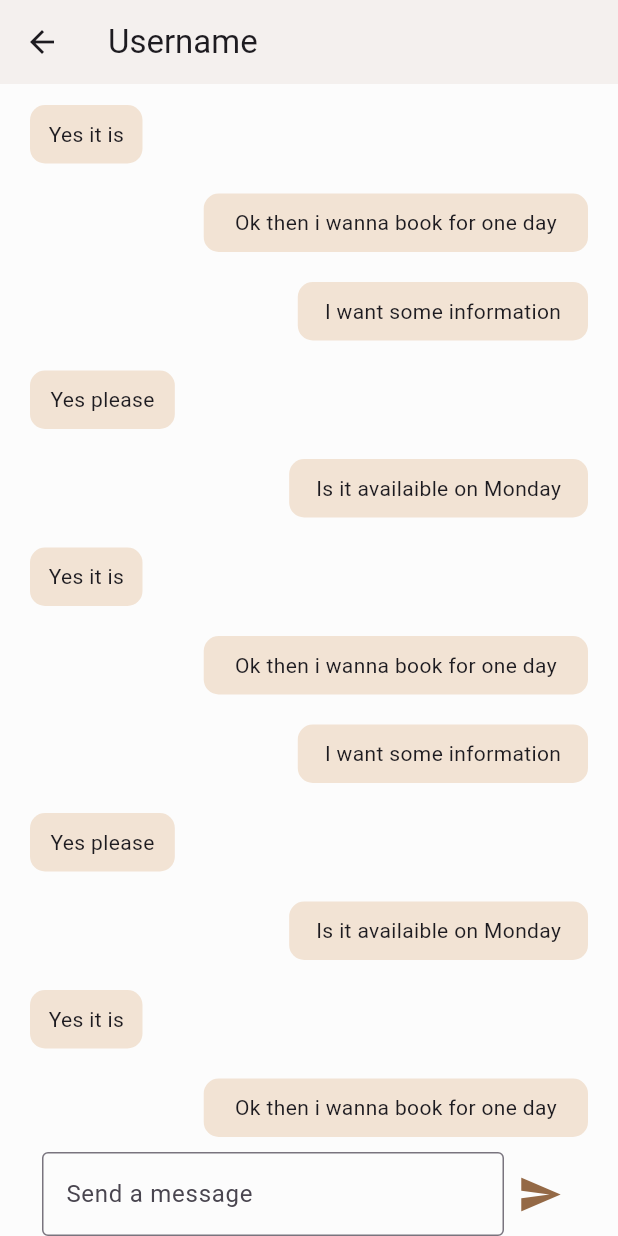
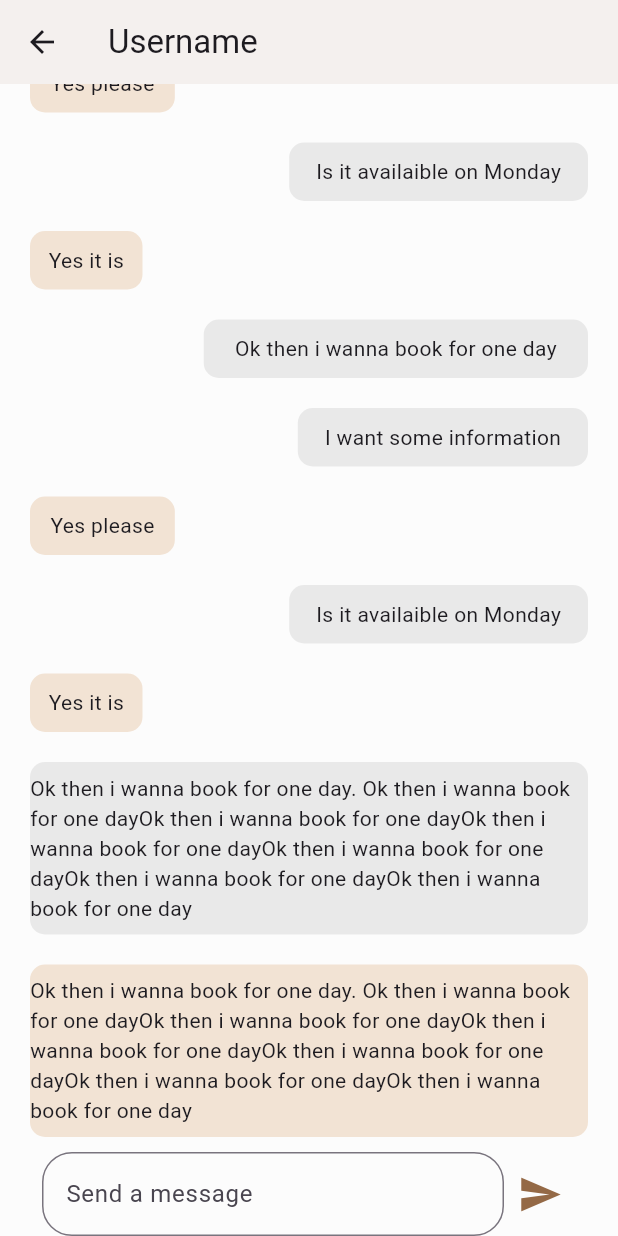
Before and after one commit to atiqabdullah07/banquet, a Flutter app: the ChatsScreen screen opened directly, on a phone screen of 412 x 824 dp. Run offline on Flutter 3.47's test engine with Material 3 defaults, Android fonts, the phone set to English and light mode, and no system bars; our stand-ins replace accordion, another_carousel_pro, cloud_firestore, firebase_auth, firebase_core, firebase_storage and 5 more; accounts and stored records are empty; network calls fail.

Commit message:
Worked on Chats Module

```diff
--- a/lib/Views/Screens/Chats/chat_screen.dart
+++ b/lib/Views/Screens/Chats/chat_screen.dart
@@ -6,7 +6,14 @@ class ChatsScreen extends StatelessWidget {
   ChatsScreen({super.key});
   final TextEditingController messageController = TextEditingController();
   var messages = [
-    Messages(message: 'Ok then i wanna book for one day', isSenderMe: false),
+    Messages(
+        message:
+            'Ok then i wanna book for one day. Ok then i wanna book for one dayOk then i wanna book for one dayOk then i wanna book for one dayOk then i wanna book for one dayOk then i wanna book for one dayOk then i wanna book for one day',
+        isSenderMe: true),
+    Messages(
+        message:
+            'Ok then i wanna book for one day. Ok then i wanna book for one dayOk then i wanna book for one dayOk then i wanna book for one dayOk then i wanna book for one dayOk then i wanna book for one dayOk then i wanna book for one day',
+        isSenderMe: false),
     Messages(message: 'Yes it is', isSenderMe: true),
     Messages(message: 'Is it availaible on Monday', isSenderMe: false),
     Messages(message: 'Yes please', isSenderMe: true),
@@ -36,8 +43,9 @@ class ChatsScreen extends StatelessWidget {
           Flexible(
             child: TextField(
               controller: messageController,
-              decoration: const InputDecoration(
-                border: OutlineInputBorder(),
+              decoration: InputDecoration(
+                border:
+                    OutlineInputBorder(borderRadius: BorderRadius.circular(20)),
                 hintText: 'Send a message',
               ),
             ),
@@ -78,7 +86,9 @@ class ChatsScreen extends StatelessWidget {
                             ? Alignment.centerLeft
                             : Alignment.centerRight,
                         child: MessageBubble(
-                            text: messages[index].message.toString()),
+                          text: messages[index].message.toString(),
+                          isSenderMe: messages[index].isSenderMe,
+                        ),
                       ),
                     );
                   },
--- a/lib/Views/Screens/Chats/chats_widgets.dart
+++ b/lib/Views/Screens/Chats/chats_widgets.dart
@@ -4,8 +4,10 @@ import 'package:flutter/material.dart';
 
 class MessageBubble extends StatelessWidget {
   final String text;
+  final bool isSenderMe;
 
-  const MessageBubble({super.key, required this.text});
+  const MessageBubble(
+      {super.key, required this.text, required this.isSenderMe});
 
   @override
   Widget build(BuildContext context) {
@@ -29,7 +31,9 @@ class MessageBubble extends StatelessWidget {
       height: bubbleHeight,
       decoration: BoxDecoration(
         borderRadius: BorderRadius.circular(10),
-        color: AppColors.secondaryColor,
+        color: isSenderMe == true
+            ? AppColors.secondaryColor
+            : AppColors.black.withOpacity(0.1),
       ),
       child: Center(
         child: Text(text),
--- a/lib/Views/Screens/Chats/conversations.dart
+++ b/lib/Views/Screens/Chats/conversations.dart
@@ -28,6 +28,7 @@ class Conversations extends StatelessWidget {
                 child: Row(
                   children: [
                     const CircleAvatar(
+                      backgroundColor: AppColors.secondaryColor,
                       radius: 30,
                       child: Icon(
                         Icons.person,
--- a/lib/main.dart
+++ b/lib/main.dart
@@ -2,13 +2,8 @@ import 'dart:io';
 
 import 'package:banquet/App%20Constants/constants.dart';
 import 'package:banquet/Controller%20Binding/controller_binding.dart';
-import 'package:banquet/Views/Screens/Banquet/Banquet%20Dashboard/banquet_dashboard.dart';
-import 'package:banquet/Views/Screens/Banquet/Booking%20Request/booking_requests.dart';
 
-import 'package:banquet/Views/Screens/Banquet/Setup%20Profile/setup_profile01.dart';
 import 'package:banquet/Views/Screens/Banquet/banquet_home.dart';
-import 'package:banquet/Views/Screens/Chats/chats_widgets.dart';
-import 'package:banquet/Views/Screens/Customer/customer_home.dart';
 
 import 'package:firebase_core/firebase_core.dart';
 
@@ -20,7 +15,6 @@ import 'package:get/get_navigation/src/root/get_material_app.dart';
 void main() async {
   WidgetsFlutterBinding.ensureInitialized();
 
-  // Initialize Firebase
   Platform.isIOS
       ? await Firebase.initializeApp()
       : await Firebase.initializeApp(
```
